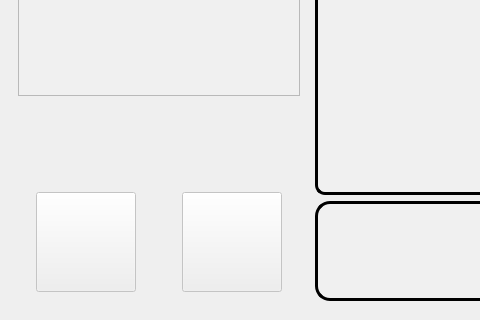
The window that mainwindow.ui (xfortisfye/ict2205-calltography) describes before a commit, drawn with Qt 5; both pictures show x 0 to 480 and y 480 to 800 of the 1280 by 800 pixel window.
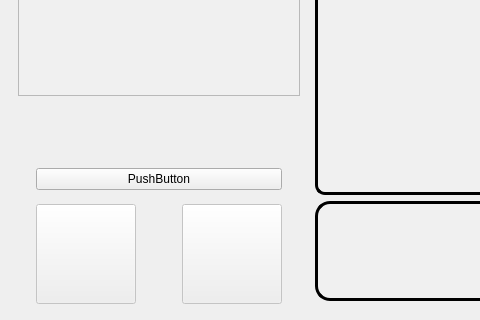
The same window after the commit. Icons and pictures are not drawn.

Commit message: #updated client_class.py, mainwindow.py, mainwindow.ui, init_call_req_worker.py, listen_call_req_worker.py     - These codes from andy boss     - the call 'listener' can now interact with the main gui

```diff
--- a/mainwindow.ui
+++ b/mainwindow.ui
@@ -276,6 +276,13 @@
                 </property>
                </widget>
               </item>
+              <item>
+               <widget class="QPushButton" name="pushButton">
+                <property name="text">
+                 <string>PushButton</string>
+                </property>
+               </widget>
+              </item>
               <item>
                <layout class="QHBoxLayout" name="horizontalLayout_6">
                 <item>
```
The commit also changes 4 other files.
